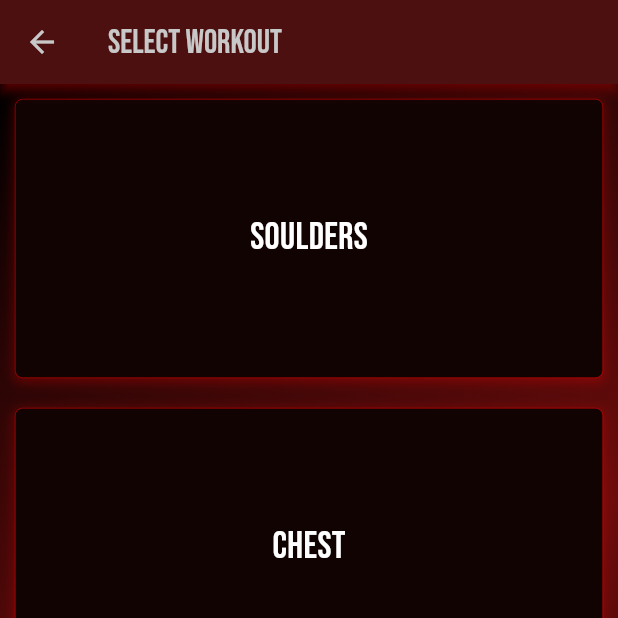
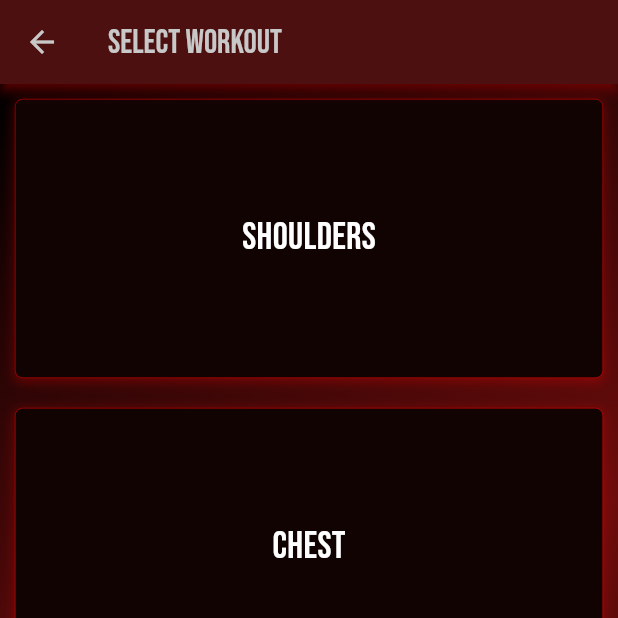
Before and after one commit to Hasse331/focusgym, a Flutter app: the screen it shows after launch, after a tap on "Start workout", on a phone screen of 412 x 824 dp, the top half of it. Run offline on Flutter 3.47's test engine with Material 3 defaults, Android fonts, the light colour scheme and no system bars; our stand-ins replace google_fonts.

Commit message:
fixed a typo

```diff
--- a/lib/data/workouts_data.dart
+++ b/lib/data/workouts_data.dart
@@ -8,14 +8,14 @@
 
 class Workout {
   String title;
-  String image;
+  String link;
   String description;
   List<String>? links;
-  Workout(this.title, this.image, this.description, {this.links});
+  Workout(this.title, this.link, this.description, {this.links});
 }
 
 List<Workout> selectWorkout = [
-  Workout("Soulders", "image_url", "description", links: ["link1", "link2"]),
+  Workout("Shoulders", "image_url", "description"),
   Workout("Chest", "image_url", "description"),
   Workout("Back", "image_url", "description"),
   Workout("Arms", "image_url", "description"),
```
